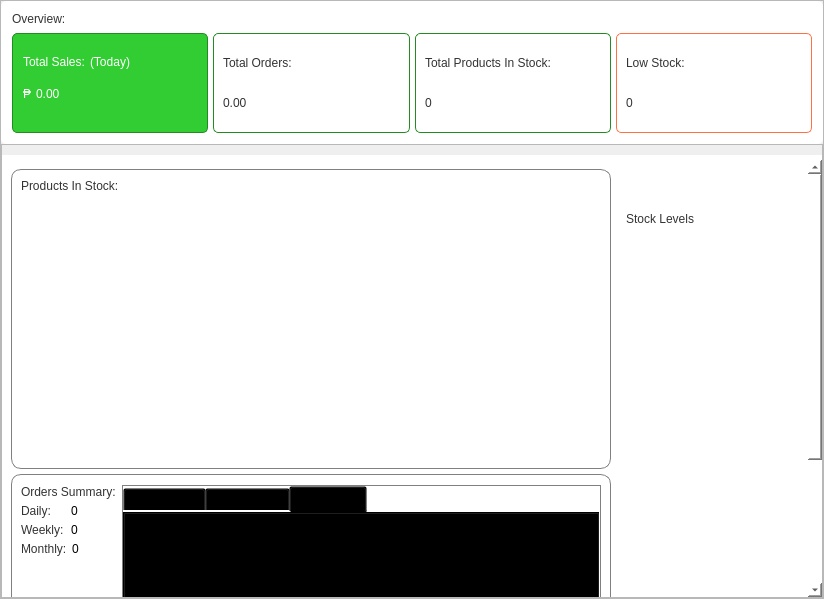
Kazu0210/Inventory-System, file app/src/ui/final_ui/dashboard.ui: the form before one commit.
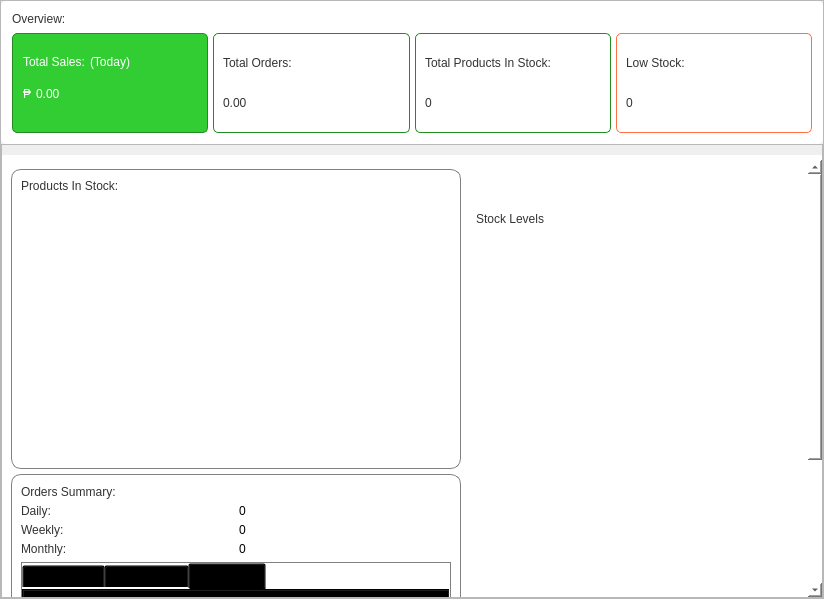
The form after the commit. The open tabs and pages were chosen to show the change.

Diff of the .ui file:
```diff
--- a/app/src/ui/final_ui/dashboard.ui
+++ b/app/src/ui/final_ui/dashboard.ui
@@ -577,7 +577,7 @@
                <property name="geometry">
                 <rect>
                  <x>0</x>
-                 <y>-130</y>
+                 <y>-196</y>
                  <width>803</width>
                  <height>623</height>
                 </rect>
@@ -593,7 +593,7 @@
                   </property>
                   <property name="maximumSize">
                    <size>
-                    <width>600</width>
+                    <width>450</width>
                     <height>16777215</height>
                    </size>
                   </property>
@@ -626,7 +626,7 @@
                     <widget class="QFrame" name="frame_14">
                      <property name="minimumSize">
                       <size>
-                       <width>500</width>
+                       <width>450</width>
                        <height>300</height>
                       </size>
                      </property>
@@ -736,8 +736,8 @@
                           <rect>
                            <x>0</x>
                            <y>0</y>
-                           <width>580</width>
-                           <height>252</height>
+                           <width>430</width>
+                           <height>256</height>
                           </rect>
                          </property>
                         </widget>
@@ -756,7 +756,7 @@
                      </property>
                      <property name="minimumSize">
                       <size>
-                       <width>460</width>
+                       <width>450</width>
                        <height>300</height>
                       </size>
                      </property>
@@ -779,11 +779,11 @@
                      <property name="frameShadow">
                       <enum>QFrame::Raised</enum>
                      </property>
-                     <layout class="QHBoxLayout" name="horizontalLayout_9">
+                     <layout class="QVBoxLayout" name="verticalLayout_18">
                       <property name="topMargin">
                        <number>10</number>
                       </property>
-                      <item alignment="Qt::AlignTop">
+                      <item>
                        <widget class="QFrame" name="frame_17">
                         <property name="styleSheet">
                          <string notr="true">*{
@@ -849,6 +849,12 @@
                             </property>
                             <item>
                              <widget class="QLabel" name="label_14">
+                              <property name="minimumSize">
+                               <size>
+                                <width>0</width>
+                                <height>0</height>
+                               </size>
+                              </property>
                               <property name="styleSheet">
                                <string notr="true">font: 63 10pt &quot;Noto Sans SemiBold&quot;;
 color: #333333;</string>
```
Left out of the diff: 8 changed lines with no effect on the pictures.
